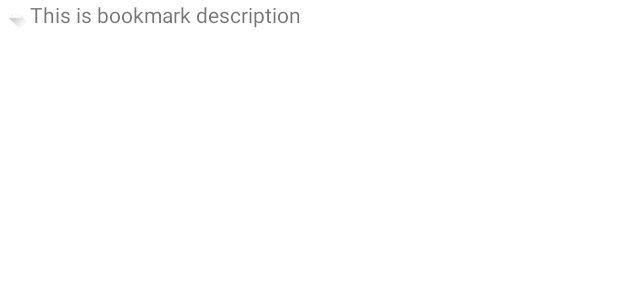
After one commit to tivnantu/FireRabbit, an Android app: the layout bookmark_item.xml on its own in the app's theme, with its tools: preview values and no code run, on a phone screen of 412 x 824 dp. The commit adds this screen. Shown: the top 300 px of the screen. Run offline under Robolectric (Android 15) with nearby library versions, the phone set to English and light mode, and no system bars.

Commit message:
实现书签列表

```diff
--- a/app/build.gradle
+++ b/app/build.gradle
@@ -43,4 +43,6 @@ dependencies {
     testImplementation 'junit:junit:4.+'
     androidTestImplementation 'androidx.test.ext:junit:1.1.2'
     androidTestImplementation 'androidx.test.espresso:espresso-core:3.3.0'
+    implementation 'com.android.support:recyclerview-v7:28.0.0'
+
 }
--- a/app/src/main/AndroidManifest.xml
+++ b/app/src/main/AndroidManifest.xml
@@ -11,11 +11,10 @@
         android:roundIcon="@mipmap/ic_launcher_round"
         android:supportsRtl="true"
         android:theme="@style/Theme.FireRabbit">
-        <activity android:name=".Boookmark"></activity>
+        <activity android:name=".BookmarkActivity"></activity>
         <activity android:name=".MainActivity">
             <intent-filter>
                 <action android:name="android.intent.action.MAIN" />
-
                 <category android:name="android.intent.category.LAUNCHER" />
             </intent-filter>
         </activity>
--- a/app/src/main/java/cn/tivnan/firerabbit/MainActivity.kt
+++ b/app/src/main/java/cn/tivnan/firerabbit/MainActivity.kt
@@ -1,5 +1,6 @@
 package cn.tivnan.firerabbit
 
+import android.content.Intent
 import android.os.Build
 import androidx.appcompat.app.AppCompatActivity
 import android.os.Bundle
@@ -34,6 +35,11 @@ class MainActivity : AppCompatActivity() {
         }
         buttonHome.setOnClickListener {
             webView!!.loadUrl(WEB_URL)
+        }
+
+        toBookmark.setOnClickListener{
+            val intent = Intent(this, BookmarkActivity::class.java)
+            startActivity(intent)
         }
     }
 
--- /dev/null
+++ b/app/src/main/res/layout/bookmark_item.xml
@@ -0,0 +1,16 @@
+<?xml version="1.0" encoding="utf-8"?>
+<LinearLayout xmlns:android="http://schemas.android.com/apk/res/android"
+    android:layout_width="match_parent"
+    android:layout_height="match_parent">
+
+    <ImageView
+        android:id="@+id/bookmark_item_img"
+        android:src="@drawable/ic_launcher_foreground"
+        android:layout_width="20dp"
+        android:layout_height="20dp"/>
+    <TextView
+        android:id="@+id/bookmark_item_desc"
+        android:text="This is bookmark description"
+        android:layout_width="wrap_content"
+        android:layout_height="wrap_content"/>
+</LinearLayout>
```
Also changed, not shown: app/src/main/java/cn/tivnan/firerabbit/Bookmark.java (added, +19 -0 lines), app/src/main/java/cn/tivnan/firerabbit/BookmarkActivity.java (added, +36 -0 lines), app/src/main/java/cn/tivnan/firerabbit/BookmarkAdapter.java (added, +58 -0 lines), app/src/main/java/cn/tivnan/firerabbit/Boookmark.java (deleted, +0 -14 lines), app/src/main/res/layout/activity_boookmark.xml (+7 -1 lines), app/src/main/res/layout/activity_main.xml (+8 -0 lines).
